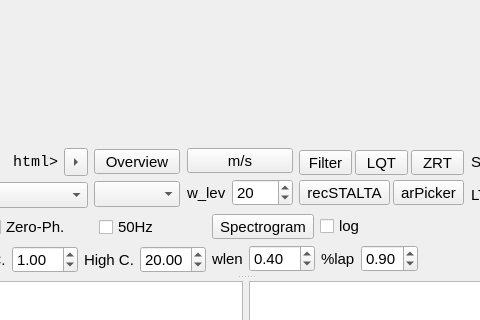
The window that qt_designer.ui (megies/obspyck) describes before a commit, drawn with Qt 5; both pictures show x 367 to 847 and y 306 to 626 of the 1225 by 789 pixel window.
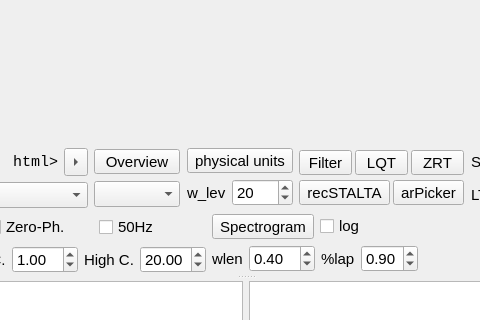
The same window after the commit. Icons and pictures are not drawn. Custom widgets are drawn as their Qt base class.

Commit message: add an option to select velocity/displacment/acceleration as physical units, base all response calculations from SEED (seishub, arclink, local SEED files) on SEED Parser instead of PAZ dictionary

```diff
--- a/qt_designer.ui
+++ b/qt_designer.ui
@@ -1167,7 +1167,7 @@
                         <enum>Qt::NoFocus</enum>
                        </property>
                        <property name="text">
-                        <string>m/s</string>
+                        <string>physical units</string>
                        </property>
                        <property name="checkable">
                         <bool>true</bool>
```
Left out of the diff: 5 changed lines with no effect on the pictures. The commit also changes 4 other files.
